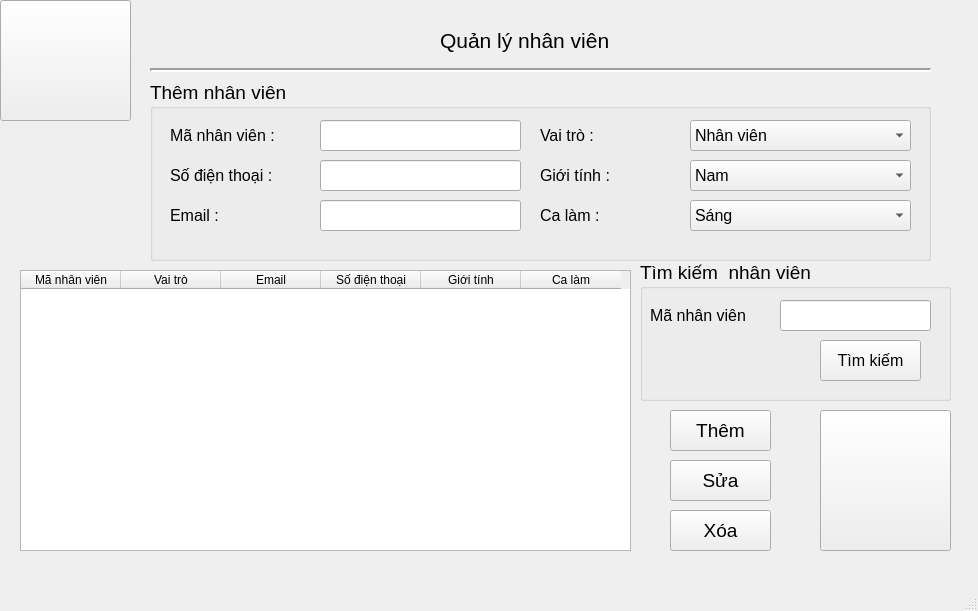
lehieu181023/QLTC-python, file QLNV/QLNV.ui: the form before one commit.
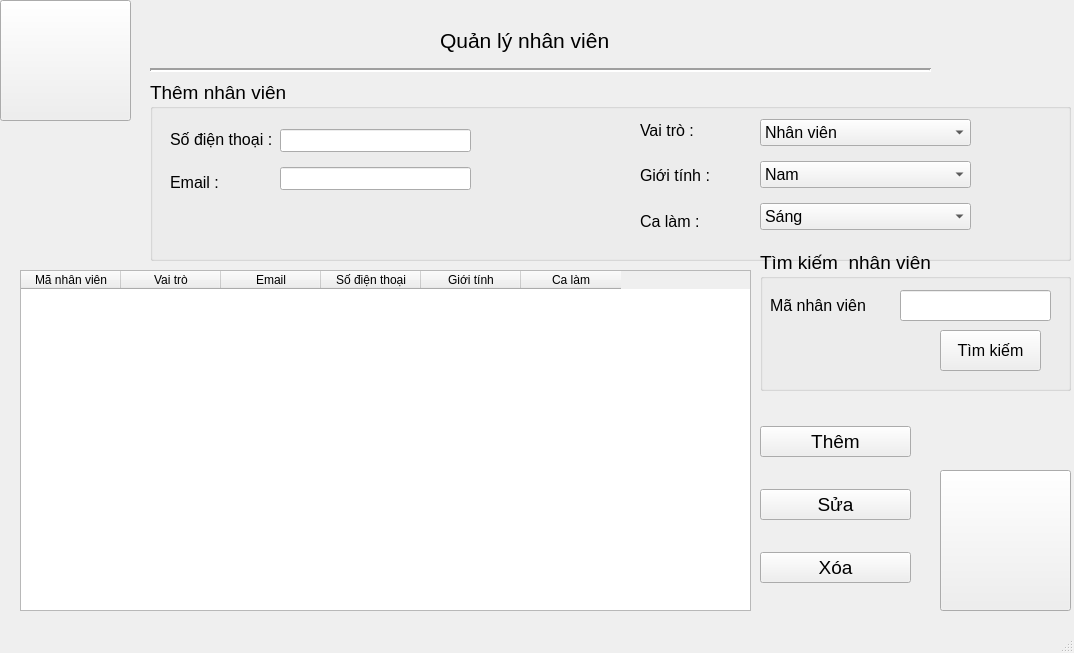
The form after the commit. Icons and pictures are not drawn.

```diff
--- a/QLNV/QLNV.ui
+++ b/QLNV/QLNV.ui
@@ -6,8 +6,8 @@
    <rect>
     <x>0</x>
     <y>0</y>
-    <width>978</width>
-    <height>611</height>
+    <width>1074</width>
+    <height>653</height>
    </rect>
   </property>
   <property name="windowTitle">
@@ -75,7 +75,7 @@
      <rect>
       <x>150</x>
       <y>80</y>
-      <width>781</width>
+      <width>921</width>
       <height>181</height>
      </rect>
     </property>
@@ -87,117 +87,18 @@
     <property name="title">
      <string>Thêm nhân viên</string>
     </property>
-    <widget class="QLabel" name="label_4">
+    <widget class="QWidget" name="layoutWidget">
      <property name="geometry">
       <rect>
-       <x>20</x>
-       <y>40</y>
-       <width>131</width>
-       <height>31</height>
+       <x>610</x>
+       <y>30</y>
+       <width>211</width>
+       <height>131</height>
       </rect>
      </property>
-     <property name="font">
-      <font>
-       <pointsize>12</pointsize>
-      </font>
-     </property>
-     <property name="text">
-      <string>Mã nhân viên :</string>
-     </property>
-    </widget>
-    <widget class="QLabel" name="label_5">
-     <property name="geometry">
-      <rect>
-       <x>390</x>
-       <y>40</y>
-       <width>131</width>
-       <height>31</height>
-      </rect>
-     </property>
-     <property name="font">
-      <font>
-       <pointsize>12</pointsize>
-      </font>
-     </property>
-     <property name="text">
-      <string>Vai trò :</string>
-     </property>
-    </widget>
-    <widget class="QLabel" name="label_7">
-     <property name="geometry">
-      <rect>
-       <x>20</x>
-       <y>80</y>
-       <width>131</width>
-       <height>31</height>
-      </rect>
-     </property>
-     <property name="font">
-      <font>
-       <pointsize>12</pointsize>
-      </font>
-     </property>
-     <property name="text">
-      <string>Số điện thoại :</string>
-     </property>
-    </widget>
-    <widget class="QLabel" name="label_8">
-     <property name="geometry">
-      <rect>
-       <x>390</x>
-       <y>80</y>
-       <width>131</width>
-       <height>31</height>
-      </rect>
-     </property>
-     <property name="font">
-      <font>
-       <pointsize>12</pointsize>
-      </font>
-     </property>
-     <property name="text">
-      <string>Giới tính :</string>
-     </property>
-    </widget>
-    <widget class="QLineEdit" name="tb_sdt">
-     <property name="geometry">
-      <rect>
-       <x>170</x>
-       <y>80</y>
-       <width>201</width>
-       <height>31</height>
-      </rect>
-     </property>
-     <property name="font">
-      <font>
-       <pointsize>10</pointsize>
-      </font>
-     </property>
-    </widget>
-    <widget class="QLineEdit" name="tb_mnv">
-     <property name="geometry">
-      <rect>
-       <x>170</x>
-       <y>40</y>
-       <width>201</width>
-       <height>31</height>
-      </rect>
-     </property>
-     <property name="font">
-      <font>
-       <pointsize>10</pointsize>
-      </font>
-     </property>
-    </widget>
+     <layout class="QGridLayout" name="gridLayout_2">
+      <item row="0" column="0">
     <widget class="QComboBox" name="cb_vt">
-     <property name="geometry">
-      <rect>
-       <x>540</x>
-       <y>40</y>
-       <width>221</width>
-       <height>31</height>
-      </rect>
-     </property>
      <property name="font">
       <font>
        <pointsize>12</pointsize>
@@ -219,15 +120,9 @@
       </property>
      </item>
     </widget>
+      </item>
+      <item row="1" column="0">
     <widget class="QComboBox" name="cb_gtnv">
-     <property name="geometry">
-      <rect>
-       <x>540</x>
-       <y>80</y>
-       <width>221</width>
-       <height>31</height>
-      </rect>
-     </property>
      <property name="font">
       <font>
        <pointsize>12</pointsize>
@@ -244,66 +139,9 @@
       </property>
      </item>
     </widget>
-    <widget class="QLabel" name="label_6">
-     <property name="geometry">
-      <rect>
-       <x>20</x>
-       <y>120</y>
-       <width>131</width>
-       <height>31</height>
-      </rect>
-     </property>
-     <property name="font">
-      <font>
-       <pointsize>12</pointsize>
-      </font>
-     </property>
-     <property name="text">
-      <string>Email :</string>
-     </property>
-    </widget>
-    <widget class="QLineEdit" name="tb_em">
-     <property name="geometry">
-      <rect>
-       <x>170</x>
-       <y>120</y>
-       <width>201</width>
-       <height>31</height>
-      </rect>
-     </property>
-     <property name="font">
-      <font>
-       <pointsize>10</pointsize>
-      </font>
-     </property>
-    </widget>
-    <widget class="QLabel" name="label_9">
-     <property name="geometry">
-      <rect>
-       <x>390</x>
-       <y>120</y>
-       <width>131</width>
-       <height>31</height>
-      </rect>
-     </property>
-     <property name="font">
-      <font>
-       <pointsize>12</pointsize>
-      </font>
-     </property>
-     <property name="text">
-      <string>Ca làm :</string>
-     </property>
-    </widget>
+      </item>
+      <item row="2" column="0">
     <widget class="QComboBox" name="cb_ca">
-     <property name="geometry">
-      <rect>
-       <x>540</x>
-       <y>120</y>
-       <width>221</width>
-       <height>31</height>
-      </rect>
-     </property>
      <property name="font">
       <font>
        <pointsize>12</pointsize>
@@ -320,12 +158,129 @@
       </property>
      </item>
     </widget>
+      </item>
+     </layout>
+    </widget>
+    <widget class="QWidget" name="layoutWidget">
+     <property name="geometry">
+      <rect>
+       <x>490</x>
+       <y>30</y>
+       <width>121</width>
+       <height>131</height>
+      </rect>
+     </property>
+     <layout class="QGridLayout" name="gridLayout_3">
+      <item row="0" column="0">
+       <widget class="QLabel" name="label_5">
+        <property name="font">
+         <font>
+          <pointsize>12</pointsize>
+         </font>
+        </property>
+        <property name="text">
+         <string>Vai trò :</string>
+        </property>
+       </widget>
+      </item>
+      <item row="1" column="0">
+       <widget class="QLabel" name="label_8">
+        <property name="font">
+         <font>
+          <pointsize>12</pointsize>
+         </font>
+        </property>
+        <property name="text">
+         <string>Giới tính :</string>
+        </property>
+       </widget>
+      </item>
+      <item row="2" column="0">
+       <widget class="QLabel" name="label_9">
+        <property name="font">
+         <font>
+          <pointsize>12</pointsize>
+         </font>
+        </property>
+        <property name="text">
+         <string>Ca làm :</string>
+        </property>
+       </widget>
+      </item>
+     </layout>
+    </widget>
+    <widget class="QWidget" name="">
+     <property name="geometry">
+      <rect>
+       <x>20</x>
+       <y>40</y>
+       <width>111</width>
+       <height>81</height>
+      </rect>
+     </property>
+     <layout class="QGridLayout" name="gridLayout_4">
+      <item row="0" column="0">
+       <widget class="QLabel" name="label_7">
+        <property name="font">
+         <font>
+          <pointsize>12</pointsize>
+         </font>
+        </property>
+        <property name="text">
+         <string>Số điện thoại :</string>
+        </property>
+       </widget>
+      </item>
+      <item row="1" column="0">
+       <widget class="QLabel" name="label_6">
+        <property name="font">
+         <font>
+          <pointsize>12</pointsize>
+         </font>
+        </property>
+        <property name="text">
+         <string>Email :</string>
+        </property>
+       </widget>
+      </item>
+     </layout>
+    </widget>
+    <widget class="QWidget" name="">
+     <property name="geometry">
+      <rect>
+       <x>130</x>
+       <y>40</y>
+       <width>191</width>
+       <height>81</height>
+      </rect>
+     </property>
+     <layout class="QGridLayout" name="gridLayout_5">
+      <item row="0" column="0">
+       <widget class="QLineEdit" name="tb_sdt">
+        <property name="font">
+         <font>
+          <pointsize>10</pointsize>
+         </font>
+        </property>
+       </widget>
+      </item>
+      <item row="1" column="0">
+       <widget class="QLineEdit" name="tb_em">
+        <property name="font">
+         <font>
+          <pointsize>10</pointsize>
+         </font>
+        </property>
+       </widget>
+      </item>
+     </layout>
+    </widget>
    </widget>
    <widget class="QGroupBox" name="groupBox_4">
     <property name="geometry">
      <rect>
-      <x>640</x>
-      <y>260</y>
+      <x>760</x>
+      <y>250</y>
       <width>311</width>
       <height>141</height>
      </rect>
@@ -390,8 +345,8 @@
      <rect>
       <x>20</x>
       <y>270</y>
-      <width>611</width>
-      <height>281</height>
+      <width>731</width>
+      <height>341</height>
      </rect>
     </property>
     <property name="rowCount">
@@ -443,8 +398,8 @@
    <widget class="QPushButton" name="pushButton_2">
     <property name="geometry">
      <rect>
-      <x>820</x>
-      <y>410</y>
+      <x>940</x>
+      <y>470</y>
       <width>131</width>
       <height>141</height>
      </rect>
@@ -462,15 +417,18 @@
      </size>
     </property>
    </widget>
+   <widget class="QWidget" name="layoutWidget">
+    <property name="geometry">
+     <rect>
+      <x>760</x>
+      <y>400</y>
+      <width>151</width>
+      <height>211</height>
+     </rect>
+    </property>
+    <layout class="QGridLayout" name="gridLayout">
+     <item row="0" column="0">
    <widget class="QPushButton" name="bt_t">
-    <property name="geometry">
-     <rect>
-      <x>670</x>
-      <y>410</y>
-      <width>101</width>
-      <height>41</height>
-     </rect>
-    </property>
     <property name="font">
      <font>
       <pointsize>14</pointsize>
@@ -480,15 +438,9 @@
      <string>Thêm</string>
     </property>
    </widget>
+     </item>
+     <item row="1" column="0">
    <widget class="QPushButton" name="bt_s">
-    <property name="geometry">
-     <rect>
-      <x>670</x>
-      <y>460</y>
-      <width>101</width>
-      <height>41</height>
-     </rect>
-    </property>
     <property name="font">
      <font>
       <pointsize>14</pointsize>
@@ -498,15 +450,9 @@
      <string>Sửa</string>
     </property>
    </widget>
+     </item>
+     <item row="2" column="0">
    <widget class="QPushButton" name="bt_x">
-    <property name="geometry">
-     <rect>
-      <x>670</x>
-      <y>510</y>
-      <width>101</width>
-      <height>41</height>
-     </rect>
-    </property>
     <property name="font">
      <font>
       <pointsize>14</pointsize>
@@ -516,6 +462,9 @@
      <string>Xóa</string>
     </property>
    </widget>
+     </item>
+    </layout>
+   </widget>
   </widget>
   <widget class="QMenuBar" name="menubar">
    <property name="geometry">
```
Left out of the diff: 4 changed lines with no effect on the pictures. Lines whose indentation alone changed are shown as unchanged.
